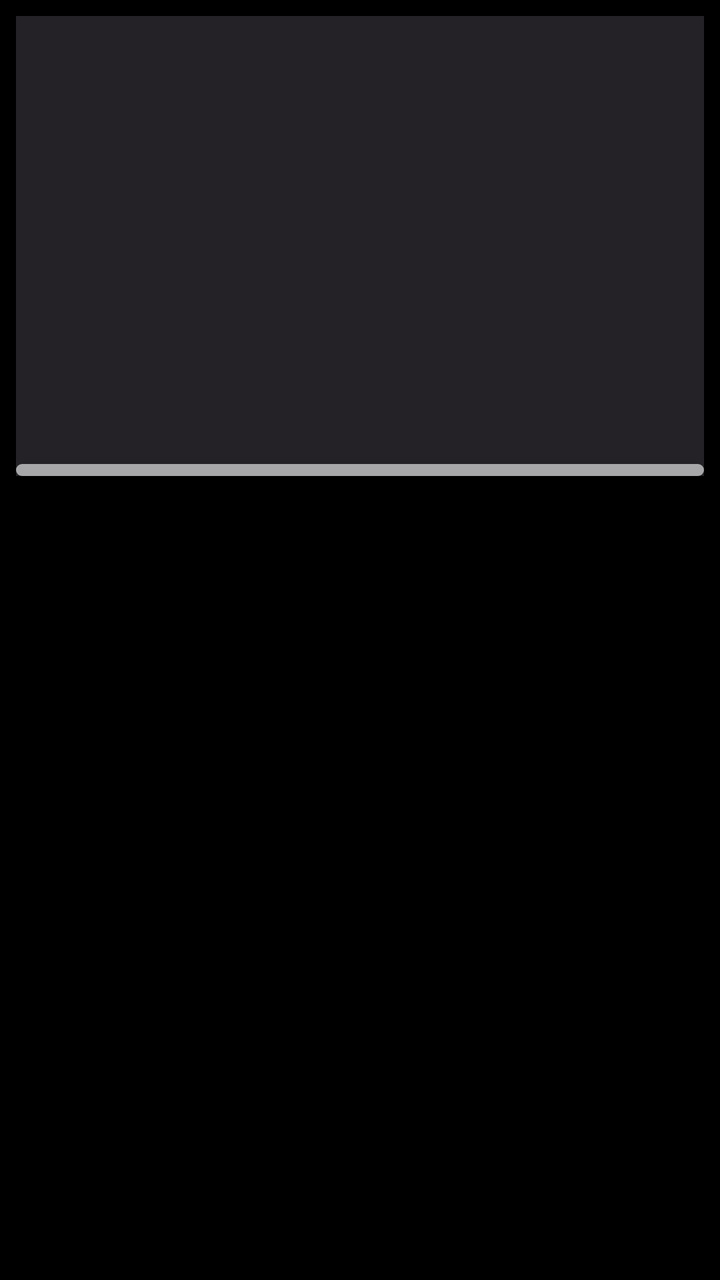
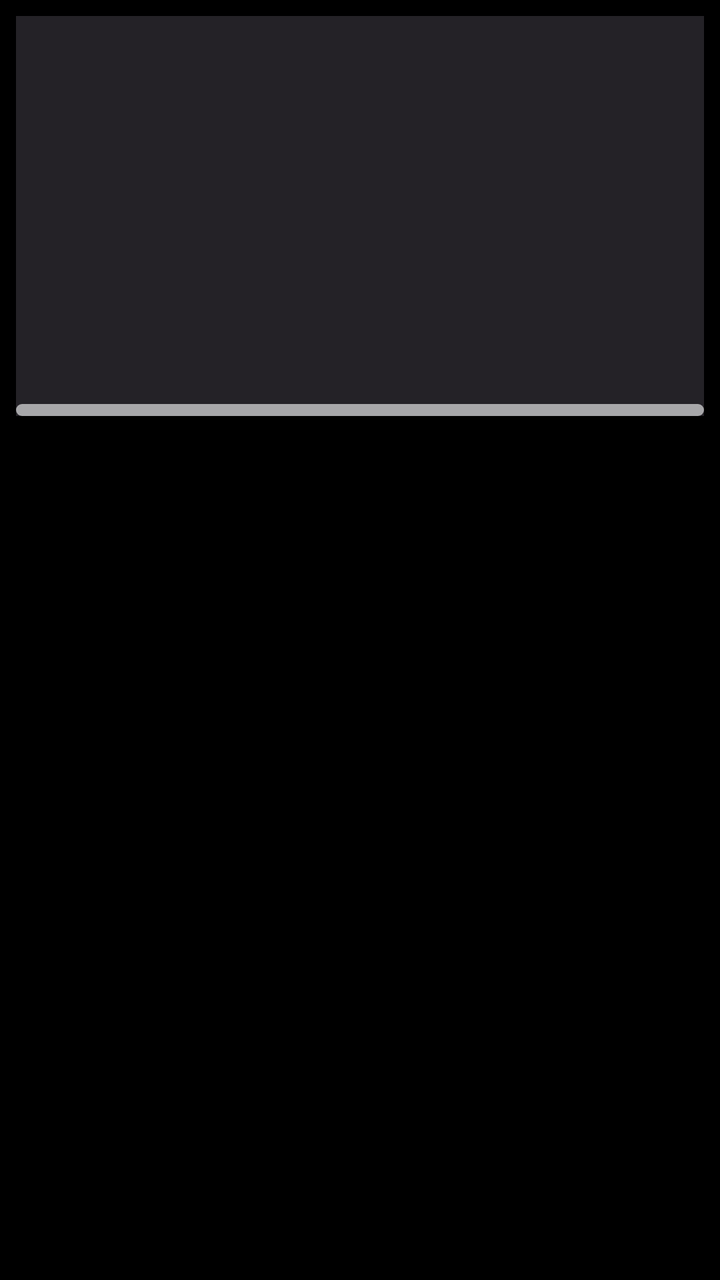

An Android layout rendered at two revisions. The XML below is the earlier revision; the diff shows what the commit changed to produce the second picture.
<!-- AndroidManifest.xml: application theme Theme.FoxTV -->
<!-- res/layout/library_card.xml -->
<?xml version="1.0" encoding="utf-8"?>
<LinearLayout xmlns:android="http://schemas.android.com/apk/res/android"
    android:layout_width="170dp"
    android:layout_height="wrap_content"
    android:layout_marginEnd="16dp"
    android:background="@drawable/card_bg"
    android:clickable="true"
    android:focusable="true"
    android:orientation="vertical"
    android:padding="8dp">

    <FrameLayout
        android:layout_width="match_parent"
        android:layout_height="230dp">

        <ImageView
            android:id="@+id/cardPoster"
            android:layout_width="match_parent"
            android:layout_height="match_parent"
            android:background="#242227"
            android:contentDescription="@string/library_continue"
            android:scaleType="centerCrop" />

        <ProgressBar
            android:id="@+id/cardProgress"
            style="?android:attr/progressBarStyleHorizontal"
            android:layout_width="match_parent"
            android:layout_height="6dp"
            android:layout_gravity="bottom"
            android:max="1000"
            android:progressDrawable="@drawable/player_progress" />
    </FrameLayout>

    <TextView
        android:id="@+id/cardTitle"
        android:layout_width="match_parent"
        android:layout_height="wrap_content"
        android:layout_marginTop="10dp"
        android:ellipsize="end"
        android:maxLines="2"
        android:textColor="#FFFFFF"
        android:textSize="18sp" />

    <TextView
        android:id="@+id/cardSubtitle"
        android:layout_width="match_parent"
        android:layout_height="wrap_content"
        android:layout_marginTop="2dp"
        android:ellipsize="end"
        android:maxLines="1"
        android:textColor="#CCFFFFFF"
        android:textSize="16sp" />
</LinearLayout>
<!-- resources referenced by this layout -->
<resources>
  <!-- drawable card_bg (drawable) -->
  <?xml version="1.0" encoding="utf-8"?>
  <selector xmlns:android="http://schemas.android.com/apk/res/android">
      <item android:state_focused="true">
          <shape android:shape="rectangle">
              <solid android:color="#33FF6A00" />
              <stroke android:width="4dp" android:color="#FF6A00" />
              <corners android:radius="10dp" />
          </shape>
      </item>
      <item>
          <shape android:shape="rectangle">
              <solid android:color="@android:color/transparent" />
              <corners android:radius="10dp" />
          </shape>
      </item>
  </selector>
  <!-- drawable player_progress (drawable) -->
  <?xml version="1.0" encoding="utf-8"?>
  <layer-list xmlns:android="http://schemas.android.com/apk/res/android">
      
      <item android:id="@android:id/background">
          <shape><solid android:color="#99FFFFFF" /><corners android:radius="3dp" /></shape>
      </item>
      <item android:id="@android:id/progress">
          <clip><shape><solid android:color="#FF6A00" /><corners android:radius="3dp" /></shape></clip>
      </item>
  </layer-list>
  <string name="library_continue">Continue watching</string>
  <style name="Theme.FoxTV" parent="Theme.AppCompat.NoActionBar">
          <item name="android:windowBackground">@android:color/black</item>
          <item name="android:windowFullscreen">true</item>
          <item name="colorPrimary">#FF6A00</item>
          <item name="colorAccent">#FF6A00</item>
      </style>
</resources>

<!-- the commit's change to res/layout/library_card.xml (unified diff, before → after) -->
@@ -1,6 +1,6 @@
 <?xml version="1.0" encoding="utf-8"?>
 <LinearLayout xmlns:android="http://schemas.android.com/apk/res/android"
-    android:layout_width="170dp"
+    android:layout_width="150dp"
     android:layout_height="wrap_content"
     android:layout_marginEnd="16dp"
     android:background="@drawable/card_bg"
@@ -11,14 +11,14 @@
 
     <FrameLayout
         android:layout_width="match_parent"
-        android:layout_height="230dp">
+        android:layout_height="200dp">
 
         <ImageView
             android:id="@+id/cardPoster"
             android:layout_width="match_parent"
             android:layout_height="match_parent"
             android:background="#242227"
-            android:contentDescription="@string/library_continue"
+            android:importantForAccessibility="no"
             android:scaleType="centerCrop" />
 
         <ProgressBar
@@ -49,5 +49,5 @@
         android:ellipsize="end"
         android:maxLines="1"
         android:textColor="#CCFFFFFF"
-        android:textSize="16sp" />
+        android:textSize="18sp" />
 </LinearLayout>
<!-- resource entries referenced after the edit -->
@@ -28,7 +28,6 @@
           <clip><shape><solid android:color="#FF6A00" /><corners android:radius="3dp" /></shape></clip>
       </item>
   </layer-list>
-  <string name="library_continue">Continue watching</string>
   <style name="Theme.FoxTV" parent="Theme.AppCompat.NoActionBar">
           <item name="android:windowBackground">@android:color/black</item>
           <item name="android:windowFullscreen">true</item>
